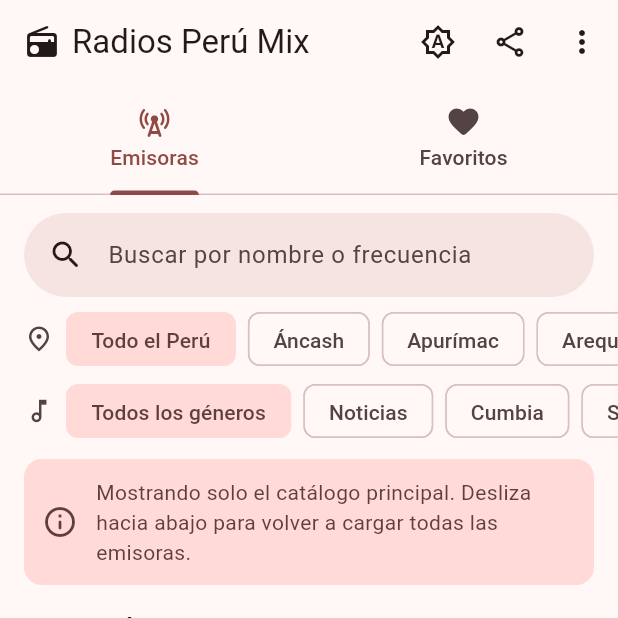
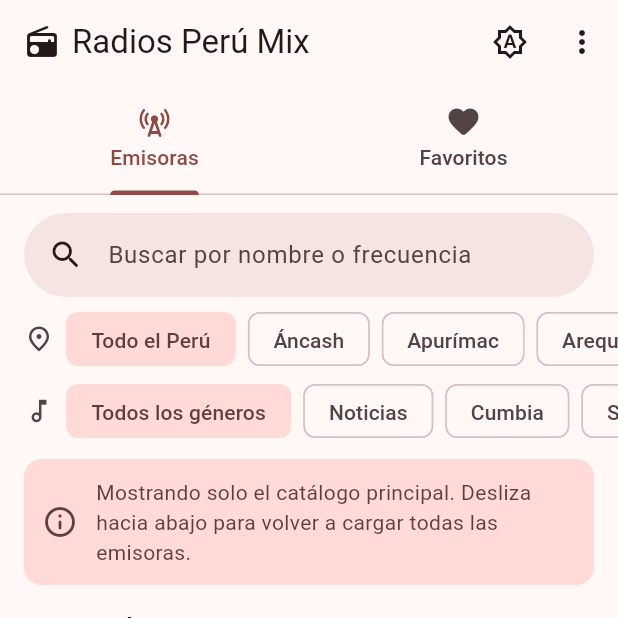
Before and after one commit to abelreyna/Proyecto-Radio, a Flutter app: the screen it shows after launch, on a phone screen of 412 x 824 dp, the top half of it. Run offline on Flutter 3.47's test engine with Material 3 defaults, Android fonts, the phone set to English and light mode, and no system bars; drawn by our look-alikes of cached_network_image; our stand-ins replace app_links, audio_service, just_audio, share_plus, shared_preferences; network calls fail.

Commit message:
Capturas promocionales para Play y menú con compartir la app
- tool/generar_promo.ps1 arma las capturas de la ficha (1080x1920) con
  título, subtítulo y la captura real dentro de un teléfono, y la nueva
  imagen destacada con dos teléfonos inclinados. Los textos van en
  tool/promo_textos.json y las capturas reales en play_store/capturas_app.
- "Compartir la app" pasa al menú ⋮: con tres íconos en la barra el título
  se cortaba en teléfonos con letra grande.

Co-Authored-By: Claude Opus 5.5 <noreply@anthropic.com>

```diff
--- a/lib/ui/screens/home_screen.dart
+++ b/lib/ui/screens/home_screen.dart
@@ -30,11 +30,7 @@ class HomeScreen extends StatelessWidget {
               Flexible(child: Text(AppConstants.appName)),
             ],
           ),
-          actions: const [
-            _ThemeMenuButton(),
-            _ShareAppButton(),
-            _MoreMenuButton(),
-          ],
+          actions: const [_ThemeMenuButton(), _MoreMenuButton()],
           bottom: const TabBar(
             tabs: [
               Tab(icon: Icon(Icons.cell_tower_rounded), text: 'Emisoras'),
@@ -98,25 +94,12 @@ class _ThemeMenuButton extends StatelessWidget {
   }
 }
 
-class _ShareAppButton extends StatelessWidget {
-  const _ShareAppButton();
+enum _MoreAction { share, privacy, about }
 
-  @override
-  Widget build(BuildContext context) {
-    return IconButton(
-      tooltip: 'Compartir la app',
-      icon: const Icon(Icons.share_outlined),
-      onPressed: () => context
-          .read<ShareService>()
-          .shareApp(origin: shareOriginOf(context)),
-    );
-  }
-}
-
-enum _MoreAction { privacy, about }
-
-/// Menú con la política de privacidad (Google Play exige enlazarla dentro de
-/// la app) y la información de la app con sus licencias.
+/// Menú con compartir la app, la política de privacidad (Google Play exige
+/// enlazarla dentro de la app) y la información de la app con sus licencias.
+/// Van agrupadas para que el título no se corte en pantallas angostas o con
+/// letra grande.
 class _MoreMenuButton extends StatelessWidget {
   const _MoreMenuButton();
 
@@ -126,6 +109,10 @@ class _MoreMenuButton extends StatelessWidget {
       tooltip: 'Más opciones',
       onSelected: (action) {
         switch (action) {
+          case _MoreAction.share:
+            context
+                .read<ShareService>()
+                .shareApp(origin: shareOriginOf(context));
           case _MoreAction.privacy:
             _openPrivacyPolicy(context);
           case _MoreAction.about:
@@ -140,6 +127,13 @@ class _MoreMenuButton extends StatelessWidget {
         }
       },
       itemBuilder: (context) => const [
+        PopupMenuItem(
+          value: _MoreAction.share,
+          child: ListTile(
+            leading: Icon(Icons.share_outlined),
+            title: Text('Compartir la app'),
+          ),
+        ),
         PopupMenuItem(
           value: _MoreAction.privacy,
           child: ListTile(
```
Also changed, not shown: tool/promo_textos.json (added, +37 -0 lines), play_store/capturas_app/01-inicio.png (added), play_store/capturas_app/02-filtros.png (added), play_store/capturas_app/03-reproductor.png (added), play_store/capturas_app/04-favoritos.png (added), play_store/capturas_app/05-modo-claro.png (added), play_store/feature-graphic.png, 9 other files.
